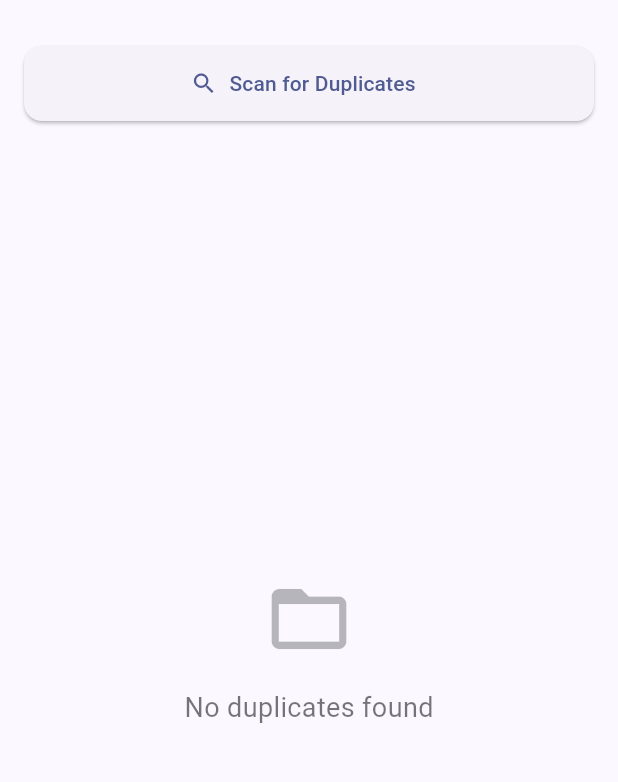
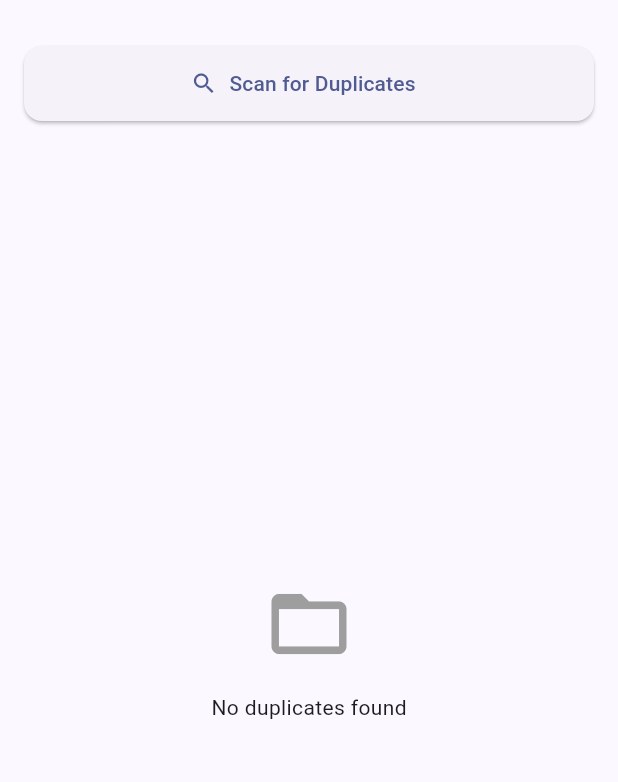
Before and after one commit to bharathvaj68/Duplicate-Finder-PC, a Flutter app: the screen it shows after launch, after a tap on "Scan for Duplicates", on a phone screen of 412 x 824 dp, the part 62-844 px from its top. Run offline on Flutter 3.47's test engine with Material 3 defaults, Android fonts, the phone set to English and light mode, and no system bars; our stand-ins replace file_picker, sqflite_common_ffi; accounts and stored records are empty.

Commit message:
file metadata collect in db updated

```diff
--- a/dupfile/lib/main.dart
+++ b/dupfile/lib/main.dart
@@ -7,6 +7,8 @@ import 'package:sqflite_common_ffi/sqflite_ffi.dart';
 import 'package:path/path.dart';
 import 'package:path_provider/path_provider.dart';
 import 'package:url_launcher/url_launcher.dart';
+import 'package:intl/intl.dart';
+import 'dart:convert';
 
 void main() {
   sqfliteFfiInit();
@@ -143,7 +145,10 @@ class SplashScreen extends StatelessWidget {
               'Find and manage duplicate files',
               style: TextStyle(
                 fontSize: 14,
-                color: Theme.of(context).colorScheme.onBackground.withOpacity(0.7),
+                color: Theme.of(context)
+                    .colorScheme
+                    .onBackground
+                    .withOpacity(0.7),
               ),
             ),
           ],
@@ -174,7 +179,11 @@ class DBHelper {
             CREATE TABLE checksums (
               id INTEGER PRIMARY KEY AUTOINCREMENT,
               checksum TEXT,
-              filePath TEXT
+              filePath TEXT UNIQUE,
+              fileName TEXT,
+              fileSize INTEGER,
+              fileModified TEXT,
+              scanRoot TEXT
             )
           ''');
         },
@@ -182,25 +191,46 @@ class DBHelper {
     );
   }
 
-  static Future<void> insertChecksumIfNotExists(String checksum, String filePath) async {
+  static Future<void> insertChecksumIfNotExists(
+    String checksum,
+    String filePath,
+    String fileName,
+    int fileSize,
+    String fileModified,
+    String scanRoot,
+  ) async {
     final db = await database;
-    final existing = await db.query('checksums', where: 'checksum = ? AND filePath = ?', whereArgs: [checksum, filePath]);
+    final existing = await db.query(
+      'checksums',
+      where: 'filePath = ?',
+      whereArgs: [filePath],
+    );
     if (existing.isEmpty) {
       await db.insert('checksums', {
         'checksum': checksum,
         'filePath': filePath,
+        'fileName': fileName,
+        'fileSize': fileSize,
+        'fileModified': fileModified,
+        'scanRoot': scanRoot,
       });
     }
   }
 
-  static Future<List<Map<String, dynamic>>> getDuplicates() async {
+  static Future<List<Map<String, dynamic>>> getDuplicates(String scanRoot) async {
     final db = await database;
     return await db.rawQuery('''
-      SELECT checksum, GROUP_CONCAT(filePath, "||") as files, COUNT(*) as count
+      SELECT checksum, GROUP_CONCAT(filePath, "||") as files, SUM(fileSize) as totalSize, COUNT(*) as count
       FROM checksums
+      WHERE scanRoot = ?
       GROUP BY checksum
       HAVING count > 1
-    ''');
+    ''', [scanRoot]);
+  }
+
+  static Future<void> deleteFileRecord(String filePath) async {
+    final db = await database;
+    await db.delete('checksums', where: 'filePath = ?', whereArgs: [filePath]);
   }
 
   static Future<void> clearDatabase() async {
@@ -227,68 +257,106 @@ class HomeScreen extends StatefulWidget {
 }
 
 class _HomeScreenState extends State<HomeScreen> {
+  bool _isScanning = false;
+  double _progress = 0;
+  int _total = 0;
+  int _processed = 0;
+  int _duplicateCount = 0;
+  int _totalDuplicateSize = 0;
+  String _currentFile = '';
   List<Map<String, dynamic>> _duplicateFiles = [];
-  bool _isScanning = false;
-  int _processed = 0;
-  int _total = 0;
-  String _currentFile = '';
-  int _duplicateCount = 0;
-  double _progress = 0;
+  bool _cancelRequested = false;
 
   Future<void> _scanForDuplicates() async {
-    String? directoryPath = await FilePicker.platform.getDirectoryPath();
-    if (directoryPath == null) return;
+    setState(() {
+      _isScanning = true;
+      _progress = 0;
+      _processed = 0;
+      _duplicateCount = 0;
+      _totalDuplicateSize = 0;
+      _currentFile = '';
+      _duplicateFiles = [];
+      _cancelRequested = false;
+    });
+
+    String? selectedDirectory = await FilePicker.platform.getDirectoryPath();
+    if (selectedDirectory == null) {
+      setState(() => _isScanning = false);
+      return;
+    }
+
+    final String scanRoot = selectedDirectory;
+    List<FileSystemEntity> allFiles = Directory(selectedDirectory)
+        .listSync(recursive: true, followLinks: false)
+        .whereType<File>()
+        .toList();
+
+    _total = allFiles.length;
+
+    for (var file in allFiles) {
+      if (_cancelRequested) break;
 
       setState(() {
-      _isScanning = true;
-      _duplicateFiles = [];
-      _processed = 0;
-      _total = 0;
-      _currentFile = '';
-      _duplicateCount = 0;
-      _progress = 0;
+        _currentFile = file.path;
+        _processed++;
+        _progress = _processed / _total;
       });
 
-    await DBHelper.clearDatabase();
-    final dirQueue = <Directory>[Directory(directoryPath)];
-    final allFiles = <File>[];
+      try {
+        var bytes = await File(file.path).readAsBytes();
+        var digest = sha256.convert(bytes);
+        var stat = await file.stat();
 
-    while (dirQueue.isNotEmpty) {
-      final currentDir = dirQueue.removeLast();
-      try {
-        final entities = currentDir.listSync(followLinks: false);
-        for (final entity in entities) {
-          if (entity is File) {
-            allFiles.add(entity);
-          } else if (entity is Directory) {
-            dirQueue.add(entity);
-          }
-        }
+        await DBHelper.insertChecksumIfNotExists(
+          digest.toString(),
+          file.path,
+          file.uri.pathSegments.last,
+          stat.size,
+          DateFormat('yyyy-MM-dd HH:mm:ss').format(stat.modified),
+          scanRoot,
+        );
       } catch (_) {}
     }
 
-    _total = allFiles.length;
-    for (final file in allFiles) {
-      try {
-        setState(() {
-          _currentFile = file.path.split('/').last;
-          _processed++;
-          _progress = _processed / _total;
-        });
-        final digest = await sha256.bind(file.openRead()).first;
-        await DBHelper.insertChecksumIfNotExists(digest.toString(), file.path);
-        final duplicates = await DBHelper.getDuplicates();
-        setState(() {
-          _duplicateCount = duplicates.fold(0, (acc, item) => acc + (item['count'] as int) - 1);
-        });
-      } catch (_) {}
+    List<Map<String, dynamic>> duplicates = await DBHelper.getDuplicates(scanRoot);
+    int totalSize = 0;
+    for (var item in duplicates) {
+      totalSize += item['totalSize'] as int;
     }
 
-    final duplicates = await DBHelper.getDuplicates();
     setState(() {
       _isScanning = false;
       _duplicateFiles = duplicates;
-      _currentFile = '';
+      _duplicateCount = duplicates.length;
+      _totalDuplicateSize = totalSize;
+    });
+  }
+
+  void _cancelScan() {
+    setState(() => _cancelRequested = true);
+  }
+
+  void _clearDuplicates() async {
+    for (var group in _duplicateFiles) {
+      final files = (group['files'] as String).split('||');
+      for (var i = 1; i < files.length; i++) {
+        try {
+          await File(files[i]).delete();
+          await DBHelper.deleteFileRecord(files[i]);
+        } catch (_) {}
+      }
+    }
+
+    List<Map<String, dynamic>> updated = await DBHelper.getDuplicates("");
+    int totalSize = 0;
+    for (var item in updated) {
+      totalSize += item['totalSize'] as int;
+    }
+
+    setState(() {
+      _duplicateFiles = updated;
+      _duplicateCount = updated.length;
+      _totalDuplicateSize = totalSize;
     });
   }
 
@@ -330,42 +398,27 @@ class _HomeScreenState extends State<HomeScreen> {
             ),
             const SizedBox(height: 20),
             if (_isScanning) ...[
-              LinearProgressIndicator(
-                value: _progress,
-                backgroundColor: Theme.of(context).colorScheme.surfaceVariant,
-                color: Theme.of(context).colorScheme.primary,
-              ),
+              LinearProgressIndicator(value: _progress),
               const SizedBox(height: 16),
               Row(
                 mainAxisAlignment: MainAxisAlignment.spaceBetween,
                 children: [
-                  Text(
-                    'Processing files...',
-                    style: TextStyle(
-                      color: Theme.of(context).colorScheme.onBackground.withOpacity(0.8),
-                    ),
-                  ),
-                  Text(
-                    '$_processed/$_total',
-                    style: const TextStyle(fontWeight: FontWeight.bold),
-                  ),
+                  const Text('Processing files...'),
+                  Text('$_processed/$_total'),
                 ],
               ),
               const SizedBox(height: 8),
               Text(
                 _currentFile,
                 overflow: TextOverflow.ellipsis,
-                style: TextStyle(
-                  color: Theme.of(context).colorScheme.onBackground.withOpacity(0.6),
-                ),
               ),
               const SizedBox(height: 16),
-              Text(
-                'Found $_duplicateCount duplicate files',
-                style: TextStyle(
-                  color: Theme.of(context).colorScheme.primary,
-                  fontWeight: FontWeight.bold,
-                ),
+              Text('Found $_duplicateCount duplicate files'),
+              const SizedBox(height: 16),
+              ElevatedButton.icon(
+                onPressed: _cancelScan,
+                icon: const Icon(Icons.cancel),
+                label: const Text('Cancel Scan'),
               ),
             ] else ...[
               if (_duplicateFiles.isEmpty)
@@ -374,30 +427,39 @@ class _HomeScreenState extends State<HomeScreen> {
                     child: Column(
                       mainAxisAlignment: MainAxisAlignment.center,
                       children: [
-                        Icon(
-                          Icons.folder_open,
-                          size: 60,
-                          color: Theme.of(context).colorScheme.onBackground.withOpacity(0.3),
-                        ),
+                        Icon(Icons.folder_open, size: 60, color: Colors.grey),
                         const SizedBox(height: 16),
-                        Text(
-                          'No duplicates found',
-                          style: TextStyle(
-                            fontSize: 18,
-                            color: Theme.of(context).colorScheme.onBackground.withOpacity(0.6),
-                          ),
-                        ),
+                        const Text('No duplicates found'),
                       ],
                     ),
                   ),
                 )
               else
                 Expanded(
+                  child: Column(
+                    children: [
+                      Text(
+                        'Total duplicate size: ${(_totalDuplicateSize / (1024 * 1024)).toStringAsFixed(2)} MB',
+                        style: const TextStyle(fontWeight: FontWeight.bold),
+                      ),
+                      const SizedBox(height: 8),
+                      ElevatedButton.icon(
+                        onPressed: _clearDuplicates,
+                        icon: const Icon(Icons.delete_forever),
+                        label: const Text('Clear Duplicates'),
+                        style: ElevatedButton.styleFrom(
+                          backgroundColor: Colors.red,
+                          foregroundColor: Colors.white,
+                        ),
+                      ),
+                      const SizedBox(height: 12),
+                      Expanded(
                         child: ListView.builder(
                           itemCount: _duplicateFiles.length,
                           itemBuilder: (context, index) {
                             final item = _duplicateFiles[index];
-                      final files = (item['files'] as String).split('||');
+                            final files =
+                                (item['files'] as String).split('||');
                             return Card(
                               child: Padding(
                                 padding: const EdgeInsets.all(16),
@@ -406,19 +468,8 @@ class _HomeScreenState extends State<HomeScreen> {
                                   children: [
                                     Row(
                                       children: [
-                                  Container(
-                                    padding: const EdgeInsets.all(8),
-                                    decoration: BoxDecoration(
-                                      color: Theme.of(context).colorScheme.primary.withOpacity(0.1),
-                                      shape: BoxShape.circle,
-                                    ),
-                                    child: Text(
-                                      '${item['count']}',
-                                      style: TextStyle(
-                                        fontWeight: FontWeight.bold,
-                                        color: Theme.of(context).colorScheme.primary,
-                                      ),
-                                    ),
+                                        CircleAvatar(
+                                          child: Text('${item['count']}'),
                                         ),
                                         const SizedBox(width: 12),
                                         Expanded(
@@ -436,7 +487,8 @@ class _HomeScreenState extends State<HomeScreen> {
                                     ...files.map(
                                       (filePath) => ListTile(
                                         contentPadding: EdgeInsets.zero,
-                                  leading: const Icon(Icons.insert_drive_file),
+                                        leading:
+                                            const Icon(Icons.insert_drive_file),
                                         title: Text(
                                           filePath.split('/').last,
                                           overflow: TextOverflow.ellipsis,
@@ -444,16 +496,15 @@ class _HomeScreenState extends State<HomeScreen> {
                                         subtitle: Text(
                                           filePath,
                                           overflow: TextOverflow.ellipsis,
-                                    style: TextStyle(
-                                      fontSize: 12,
-                                      color: Theme.of(context).colorScheme.onBackground.withOpacity(0.6),
-                                    ),
+                                          style: const TextStyle(fontSize: 12),
                                         ),
                                         trailing: IconButton(
                                           icon: const Icon(Icons.folder_open),
-                                    onPressed: () => openDirectoryInExplorer(filePath),
+                                          onPressed: () =>
+                                              openDirectoryInExplorer(filePath),
                                         ),
-                                  onTap: () => openDirectoryInExplorer(filePath),
+                                        onTap: () =>
+                                            openDirectoryInExplorer(filePath),
                                       ),
                                     ),
                                   ],
@@ -464,6 +515,9 @@ class _HomeScreenState extends State<HomeScreen> {
                         ),
                       ),
                     ],
+                  ),
+                ),
+            ],
           ],
         ),
       ),
--- a/dupfile/pubspec.yaml
+++ b/dupfile/pubspec.yaml
@@ -15,6 +15,7 @@ dependencies:
   path_provider: ^2.1.2
   path: ^1.9.0
   url_launcher: ^6.2.5
+  intl: ^0.18.1
 
 
 
```
Also changed, not shown: dupfile/pubspec.lock. Lines whose indentation alone changed are shown as unchanged.
